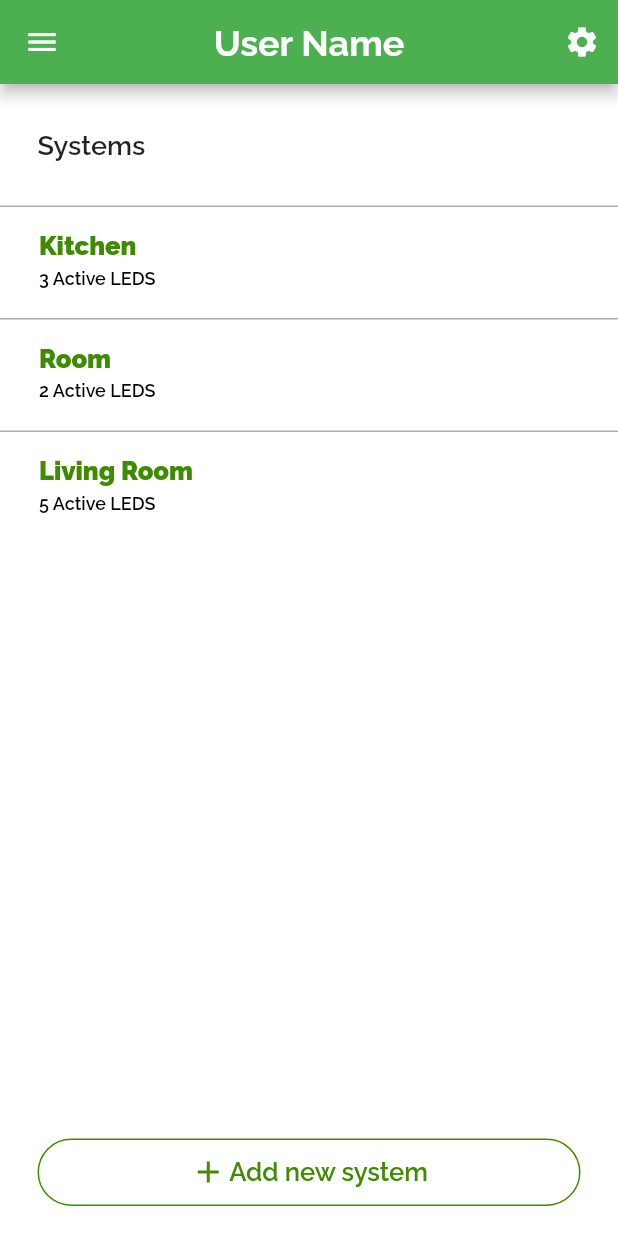
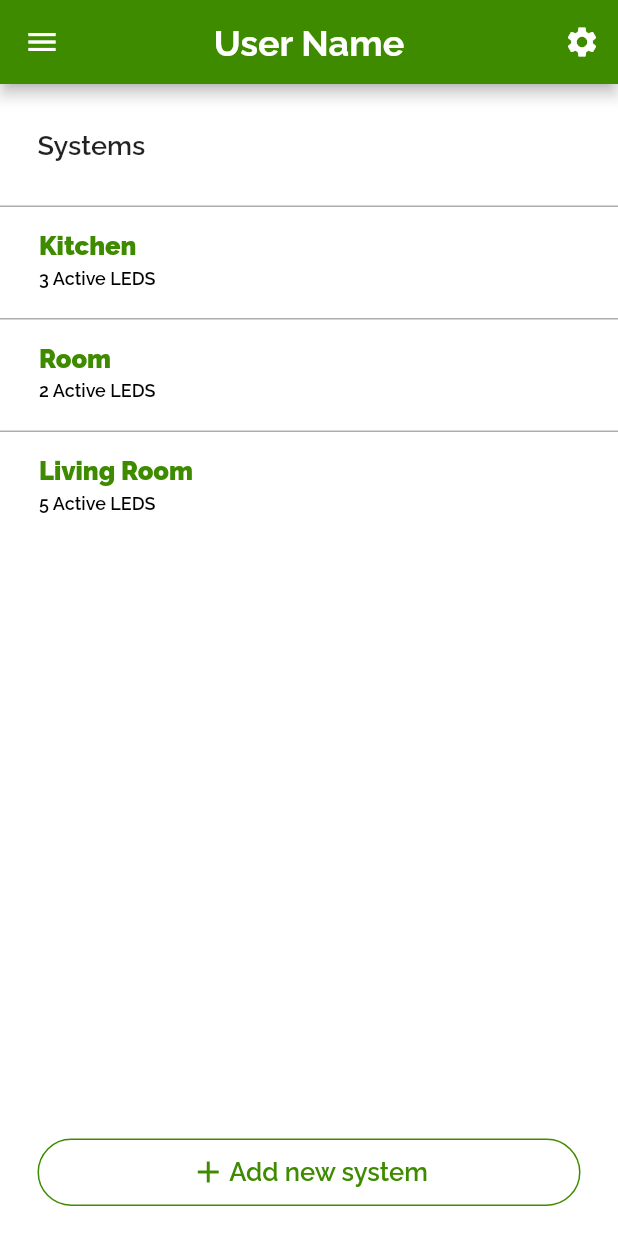
Before and after one commit to MohammadAlAgha/luminexa, a Flutter app: the screen it shows after launch, on a phone screen of 412 x 824 dp. Run offline on Flutter 3.47's test engine with Material 2 defaults, Android fonts, the phone set to English and light mode, and no system bars; our stand-ins replace fl_chart, flutter_svg, google_nav_bar.

Commit message:
Frontend: Created a dark green theme for the whole app

```diff
--- a/luminexa_mobile/lib/main.dart
+++ b/luminexa_mobile/lib/main.dart
@@ -13,6 +13,7 @@ import 'package:luminexa_mobile/screens/systemPage.dart';
 import 'package:luminexa_mobile/screens/EditLedPage.dart';
 import 'package:luminexa_mobile/screens/ViewUsersPage.dart';
 import 'package:luminexa_mobile/screens/WeatherPage.dart';
+import 'package:luminexa_mobile/tools/CreateMaterialColor.dart';
 
 void main() {
   runApp(const MyApp());
@@ -30,7 +31,9 @@ class _MyAppState extends State<MyApp> {
   Widget build(BuildContext context) {
     return MaterialApp(
       theme: ThemeData(
-          primarySwatch: Colors.green,
+          primarySwatch: createMaterialColor(
+            Color.fromARGB(255, 63, 139, 0),
+          ),
           scaffoldBackgroundColor: Colors.white,
           textTheme: const TextTheme(
             bodyLarge: TextStyle(
```
